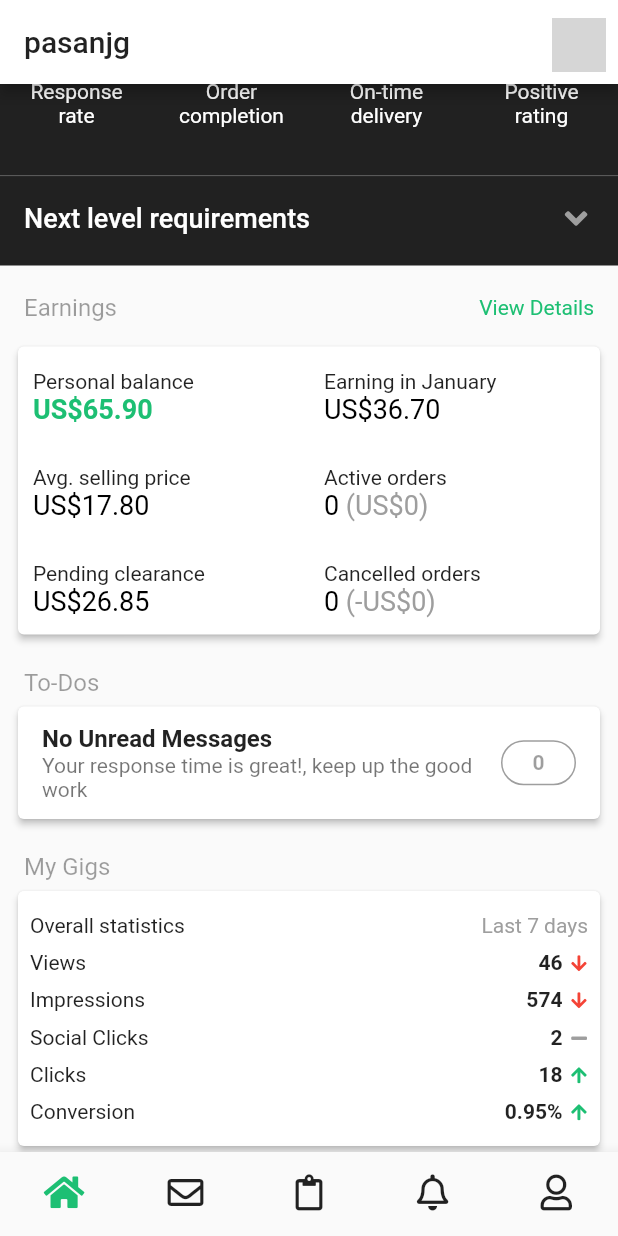
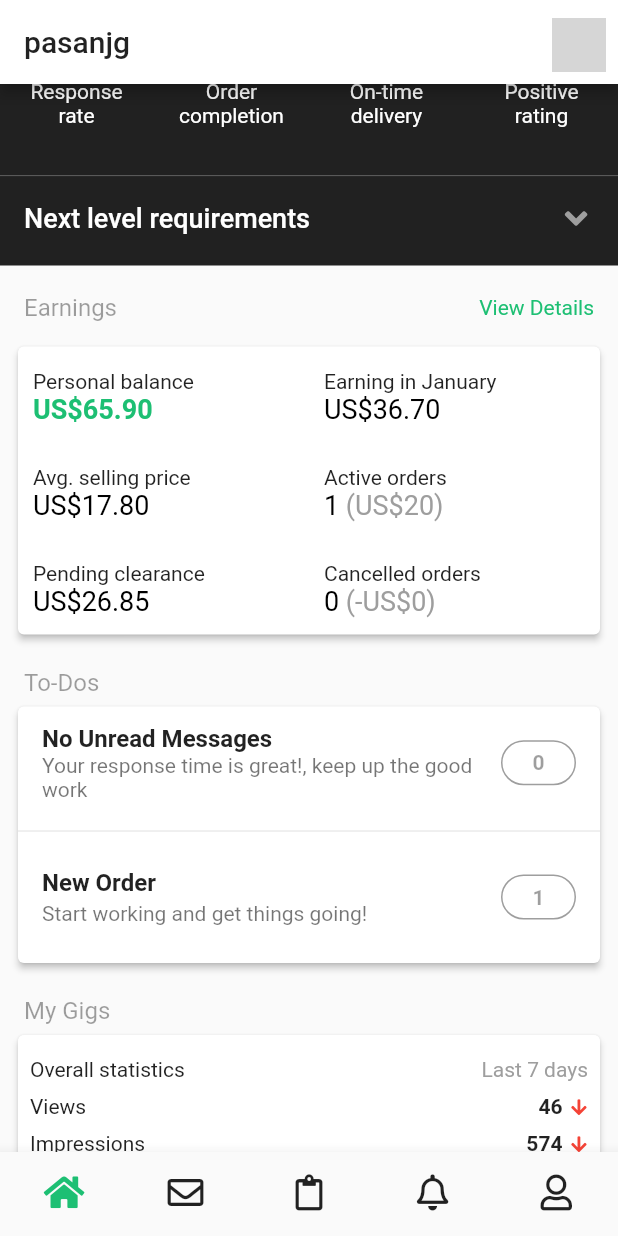
Before and after one commit to pasanjg/FiverrClone, a Flutter app: the screen it shows after launch, scrolled down 239 dp, on a phone screen of 412 x 824 dp. Run offline on Flutter 3.47's test engine with Material 2 defaults, Android fonts, the phone set to English and light mode, and no system bars; our stand-ins replace font_awesome_flutter; network calls fail; grey boxes are pictures that could not be loaded.

Commit message:
New Order on Home page

```diff
--- a/lib/pages/home.dart
+++ b/lib/pages/home.dart
@@ -675,14 +675,14 @@
                             ),
                             subtitle: RichText(
                               text: TextSpan(
-                                text: "0",
+                                text: "1",
                                 style: TextStyle(
                                     color: Colors.black,
                                     fontSize: 18.0,
                                     fontWeight: FontWeight.normal),
                                 children: <TextSpan>[
                                   TextSpan(
-                                    text: " (US\$0)",
+                                    text: " (US\$20)",
                                     style: TextStyle(
                                         color: Colors.grey,
                                         fontSize: 18.0,
@@ -774,7 +774,9 @@
               padding: const EdgeInsets.only(left: 8.0, right: 8.0),
               child: Card(
                 elevation: 2,
-                child: Padding(
+                child: Column(
+                  children: <Widget>[
+                    Padding(
                       padding: const EdgeInsets.only(top: 8.0, bottom: 8.0),
                       child: ListTile(
                         title: Text(
@@ -806,6 +808,41 @@
                         ),
                       ),
                     ),
+                    Divider(),
+                    Padding(
+                      padding: const EdgeInsets.only(top: 0.0, bottom: 8.0),
+                      child: ListTile(
+                        title: Text(
+                          "New Order",
+                          style: TextStyle(
+                            fontWeight: FontWeight.bold,
+                          ),
+                        ),
+                        subtitle: Text(
+                            "Start working and get things going!"),
+                        trailing: Container(
+                          height: 30.0,
+                          width: 50.0,
+                          decoration: BoxDecoration(
+                            border: Border.all(width: 1.0, color: Colors.black38),
+                            borderRadius: BorderRadius.all(
+                              Radius.circular(20.0),
+                            ),
+                          ),
+                          child: Center(
+                            child: Text(
+                              "1",
+                              style: TextStyle(
+                                color: Colors.black38,
+                                fontWeight: FontWeight.bold,
+                              ),
+                            ),
+                          ),
+                        ),
+                      ),
+                    ),
+                  ],
+                )
               ),
             ),
             Container(
```
Lines whose indentation alone changed are shown as unchanged.
